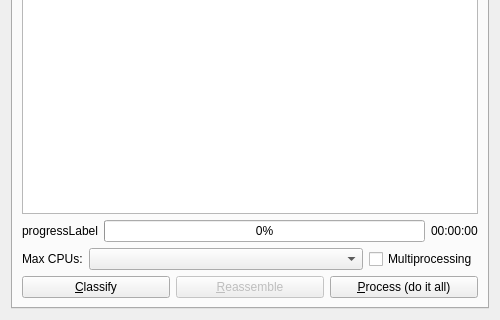
This is gui/file_carving_ui.ui in rpoisel/mmc as Qt 5 draws it before an edit; both pictures show x 0 to 500 and y 248 to 568 of the 500 by 568 pixel window. The edited form follows.
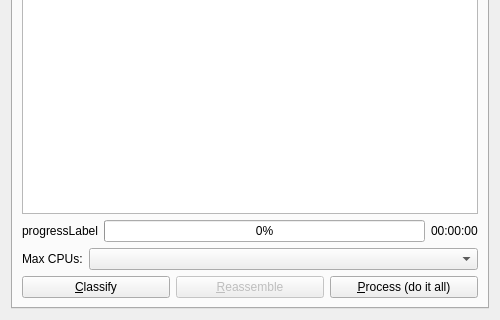
This is the edited form.

Commit message: old multiprocessing code removed

```diff
--- a/gui/file_carving_ui.ui
+++ b/gui/file_carving_ui.ui
@@ -203,19 +203,6 @@
          <item>
           <widget class="QComboBox" name="maxCPUs"/>
          </item>
-         <item>
-          <widget class="QCheckBox" name="multiprocessing">
-           <property name="sizePolicy">
-            <sizepolicy hsizetype="Fixed" vsizetype="Fixed">
-             <horstretch>0</horstretch>
-             <verstretch>0</verstretch>
-            </sizepolicy>
-           </property>
-           <property name="text">
-            <string>Multiprocessing</string>
-           </property>
-          </widget>
-         </item>
         </layout>
        </item>
        <item>
```
The commit also changes 6 other files.
